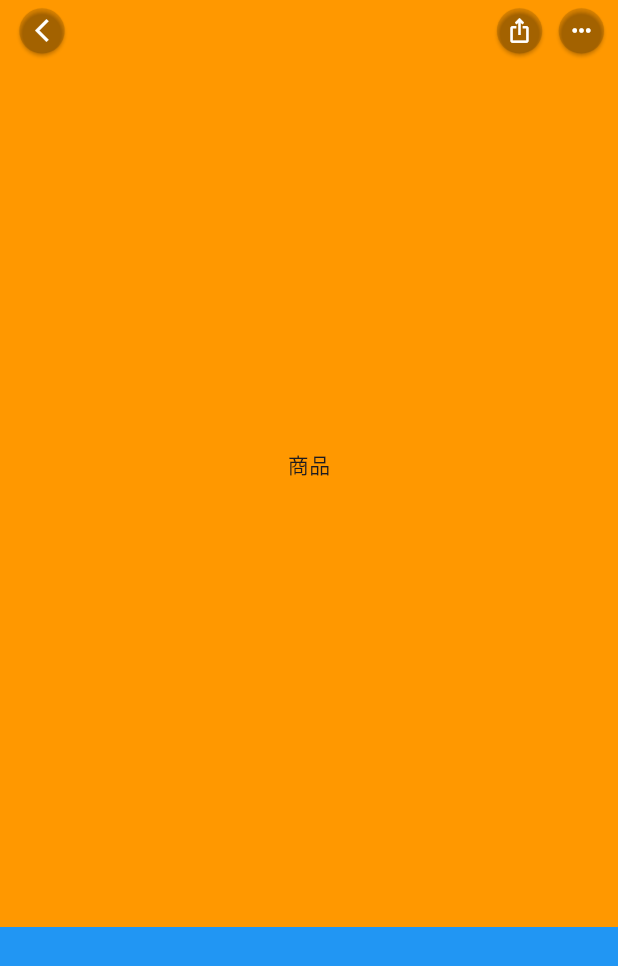
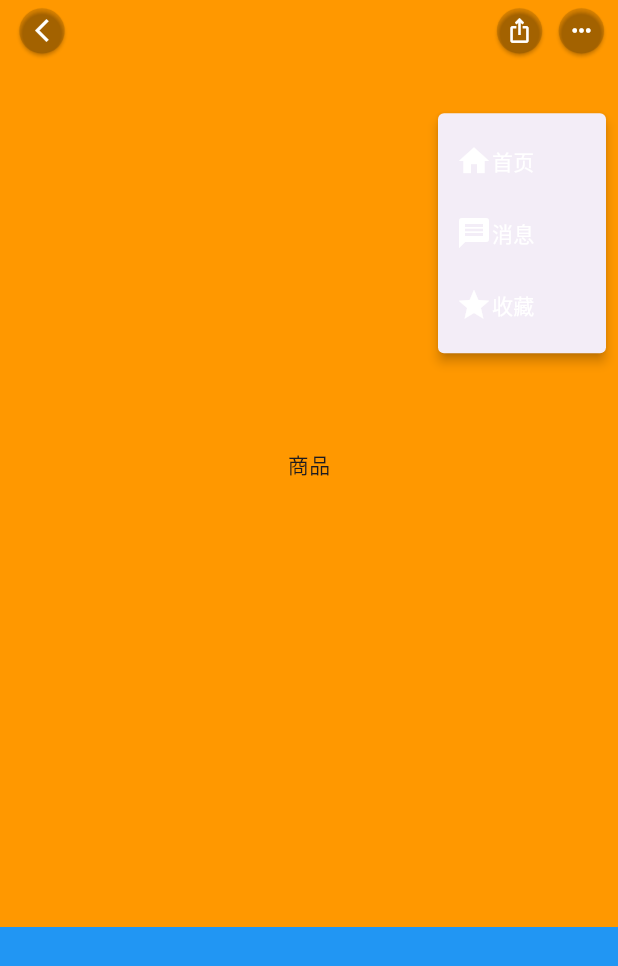
Before and after one commit to story-has-you/xmshop, a Flutter app: the screen it shows after launch, after a tap on the "keyboard control" icon, on a phone screen of 412 x 824 dp. Shown: the top 966 px of the screen. Run offline on Flutter 3.47's test engine with Material 2 defaults, Android fonts, the light colour scheme and no system bars; our stand-ins replace dio, flutter_screenutil, flutter_swiper_view, fluttertoast, get, shared_preferences.

Commit message:
弹出菜单

```diff
--- a/lib/app/modules/product_detail/views/product_detail_view.dart
+++ b/lib/app/modules/product_detail/views/product_detail_view.dart
@@ -13,7 +13,7 @@ class ProductDetailView extends GetView<ProductDetailController> {
       extendBodyBehindAppBar: true,
       appBar: PreferredSize(
         preferredSize: Size.fromHeight(ScreenAdapter.height(120)),
-        child: Obx(() => _appBar()),
+        child: Obx(() => _appBar(context)),
       ),
       body: _body(),
     );
@@ -50,7 +50,7 @@ class ProductDetailView extends GetView<ProductDetailController> {
     );
   }
 
-  AppBar _appBar() {
+  AppBar _appBar(BuildContext context) {
     return AppBar(
       leading: Container(
         alignment: Alignment.center,
@@ -143,7 +143,29 @@ class ProductDetailView extends GetView<ProductDetailController> {
           width: ScreenAdapter.width(88),
           height: ScreenAdapter.height(88),
           child: ElevatedButton(
-            onPressed: () {},
+            onPressed: () {
+              showMenu(
+                context: context,
+                position: RelativeRect.fromLTRB(ScreenAdapter.width(800), ScreenAdapter.height(220), ScreenAdapter.width(20), 0),
+                items: [
+                  PopupMenuItem(
+                    child: Row(
+                      children: const [Icon(Icons.home, color: Colors.white), Text("首页", style: TextStyle(color: Colors.white))],
+                    ),
+                  ),
+                  PopupMenuItem(
+                    child: Row(
+                      children: const [Icon(Icons.message, color: Colors.white), Text("消息", style: TextStyle(color: Colors.white))],
+                    ),
+                  ),
+                  PopupMenuItem(
+                    child: Row(
+                      children: const [Icon(Icons.star, color: Colors.white), Text("收藏", style: TextStyle(color: Colors.white))],
+                    ),
+                  )
+                ],
+              );
+            },
             style: ButtonStyle(
               // 去掉butten的默认padding
               padding: MaterialStateProperty.all(const EdgeInsets.all(0)),
```
